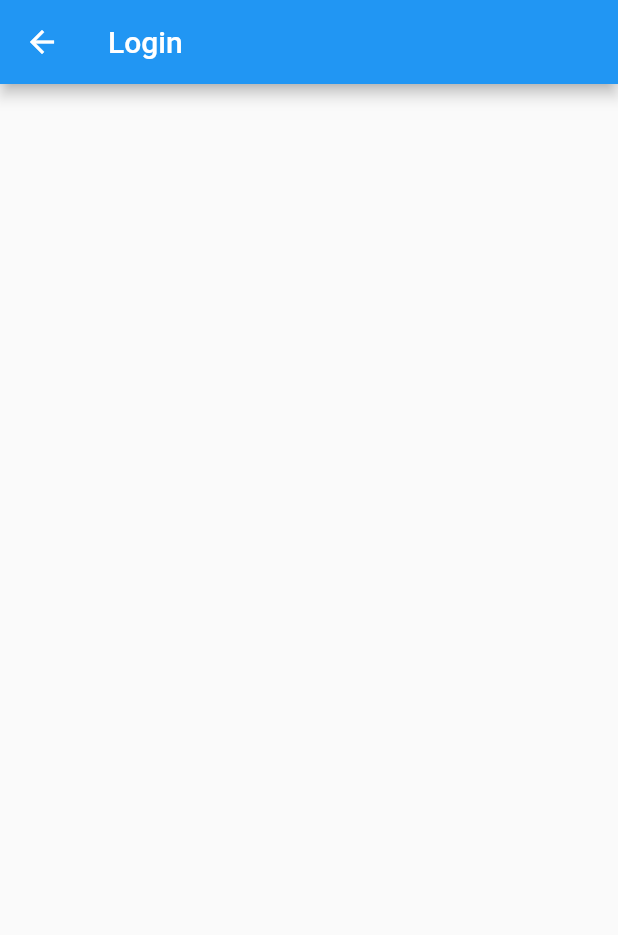
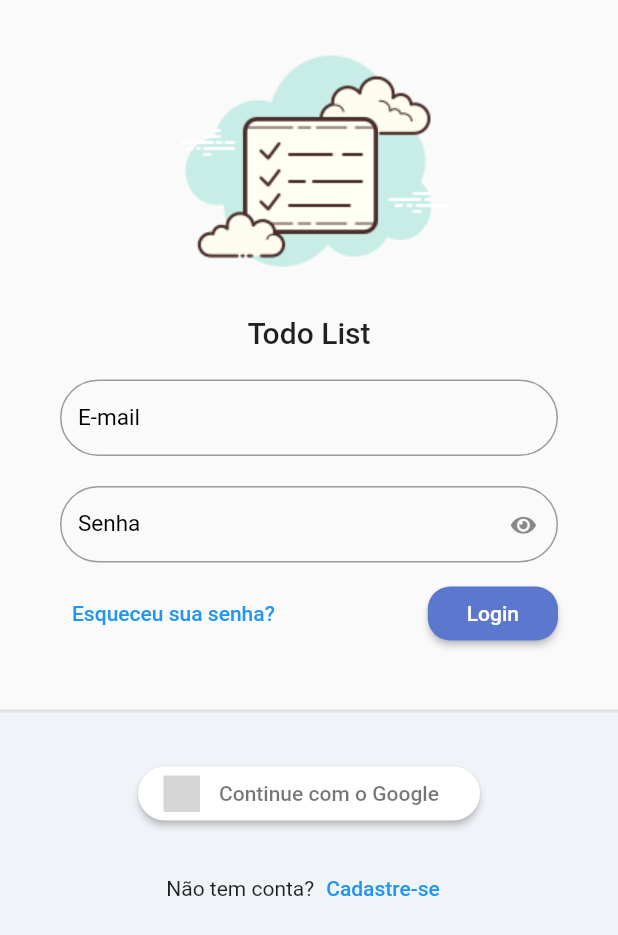
Before and after one commit to manuelzzz/to_do_list, a Flutter app: the screen it shows after launch, on a phone screen of 412 x 824 dp. Shown: the top 935 px of the screen. Run offline on Flutter 3.47's test engine with Material 2 defaults, Android fonts, the phone set to English and light mode, and no system bars; our stand-ins replace flutter_signin_button, google_fonts, sqflite, synchronized; accounts and stored records are empty; Roboto replaces fonts that are missing (Mandali); grey boxes are pictures that could not be loaded.

Commit message:
Login page insertion

```diff
--- a/lib/app/app_widget.dart
+++ b/lib/app/app_widget.dart
@@ -1,5 +1,6 @@
 import 'package:flutter/material.dart';
 import 'package:todo_list/app/core/database/sqlite_adm_connection.dart';
+import 'package:todo_list/app/core/ui/todo_list_ui_config.dart';
 import 'package:todo_list/app/modules/auth/auth_module.dart';
 import 'package:todo_list/app/modules/splash/splash_page.dart';
 
@@ -31,6 +32,7 @@ class _AppWidgetState extends State<AppWidget> {
       title: 'Todo list',
       debugShowCheckedModeBanner: false,
       initialRoute: '/login',
+      theme: TodoListUiConfig.theme,
       routes: {
         ...AuthModule().routers,
       },
--- a/lib/app/modules/auth/login/login_page.dart
+++ b/lib/app/modules/auth/login/login_page.dart
@@ -1,4 +1,7 @@
 import 'package:flutter/material.dart';
+import 'package:flutter_signin_button/flutter_signin_button.dart';
+import 'package:todo_list/app/core/widget/todo_list_field.dart';
+import 'package:todo_list/app/core/widget/todo_list_logo.dart';
 
 class LoginPage extends StatefulWidget {
   const LoginPage({Key? key}) : super(key: key);
@@ -11,10 +14,107 @@ class _LoginPageState extends State<LoginPage> {
   @override
   Widget build(BuildContext context) {
     return Scaffold(
-      appBar: AppBar(
-        title: const Text('Login'),
+      body: LayoutBuilder(
+        builder: (context, constraints) {
+          return SingleChildScrollView(
+            child: ConstrainedBox(
+              constraints: BoxConstraints(
+                minHeight: constraints.maxHeight,
+                minWidth: constraints.maxWidth,
+              ),
+              child: IntrinsicHeight(
+                child: Column(
+                  mainAxisSize: MainAxisSize.min,
+                  children: [
+                    const SizedBox(height: 10),
+                    const TodoListLogo(),
+                    Padding(
+                      padding: const EdgeInsets.symmetric(
+                        horizontal: 40,
+                        vertical: 20,
+                      ),
+                      child: Form(
+                        child: Column(
+                          children: [
+                            TodoListField(label: 'E-mail'),
+                            const SizedBox(height: 20),
+                            TodoListField(
+                              label: 'Senha',
+                              obscureText: true,
+                            ),
+                            const SizedBox(height: 10),
+                            Row(
+                              mainAxisAlignment: MainAxisAlignment.spaceBetween,
+                              children: [
+                                TextButton(
+                                  onPressed: () {},
+                                  child: const Text('Esqueceu sua senha?'),
+                                ),
+                                ElevatedButton(
+                                  onPressed: () {},
+                                  style: ElevatedButton.styleFrom(
+                                    shape: RoundedRectangleBorder(
+                                      borderRadius: BorderRadius.circular(15),
+                                    ),
+                                  ),
+                                  child: const Padding(
+                                    padding: EdgeInsets.all(10.0),
+                                    child: Text('Login'),
+                                  ),
+                                ),
+                              ],
+                            ),
+                          ],
+                        ),
+                      ),
+                    ),
+                    const SizedBox(height: 20),
+                    Expanded(
+                      child: Container(
+                        decoration: BoxDecoration(
+                          color: const Color(0xffF0F3F7),
+                          border: Border(
+                            top: BorderSide(
+                              width: 2,
+                              color: Colors.grey.withAlpha(50),
+                            ),
+                          ),
+                        ),
+                        child: Column(
+                          children: [
+                            const SizedBox(height: 30),
+                            SignInButton(
+                              Buttons.Google,
+                              text: 'Continue com o Google',
+                              padding: const EdgeInsets.all(4.0),
+                              shape: OutlineInputBorder(
+                                borderRadius: BorderRadius.circular(30),
+                                borderSide: BorderSide.none,
+                              ),
+                              onPressed: () {},
+                            ),
+                            const SizedBox(height: 15),
+                            Row(
+                              mainAxisAlignment: MainAxisAlignment.center,
+                              children: [
+                                const Text('Não tem conta?'),
+                                TextButton(
+                                  onPressed: () {},
+                                  child: const Text('Cadastre-se'),
+                                )
+                              ],
+                            )
+                          ],
+                        ),
+                      ),
+                    )
+                  ],
+                ),
+              ),
+            ),
+          );
+        },
       ),
-      body: Container(),
     );
   }
 }
```
